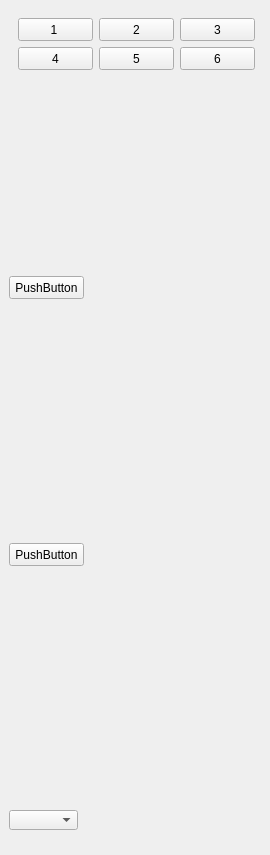
First picture: the form in Engineer/programming2.ui, repository MrNobody00000/Constructor, before the edit.
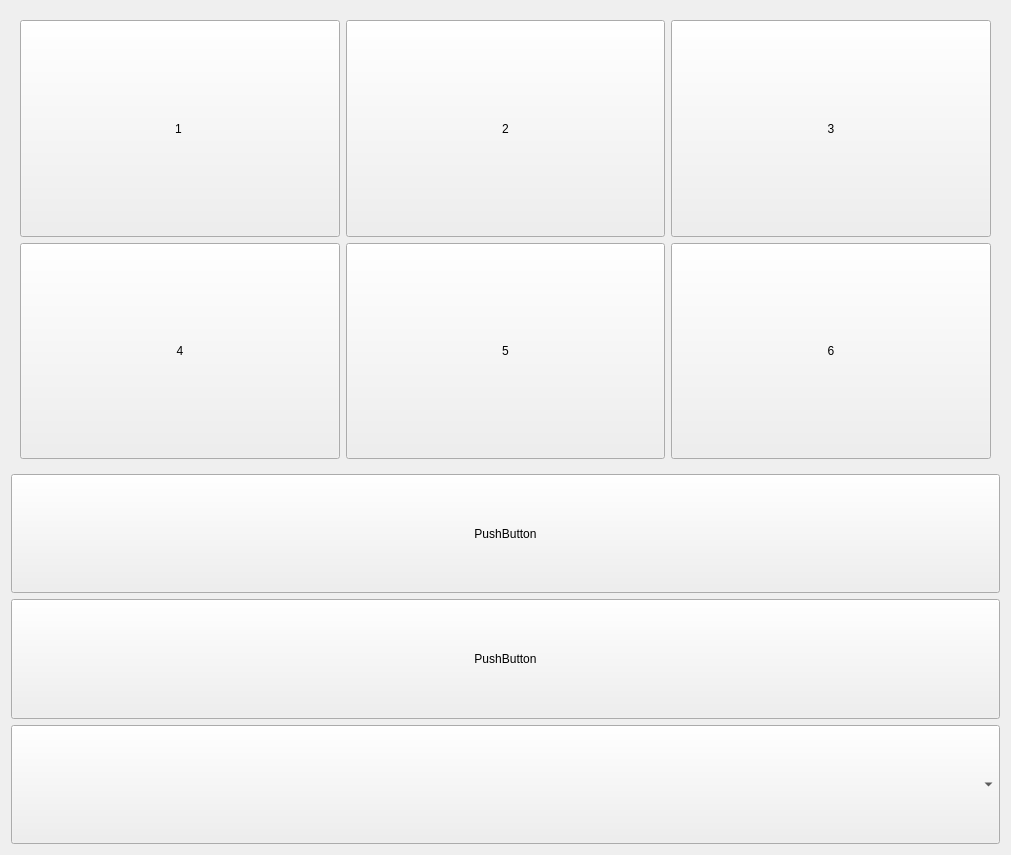
Second picture: the form after the edit.

Diff of the .ui file:
```diff
--- a/Engineer/programming2.ui
+++ b/Engineer/programming2.ui
@@ -9,12 +9,12 @@
    <rect>
     <x>0</x>
     <y>0</y>
-    <width>270</width>
+    <width>1911</width>
     <height>855</height>
    </rect>
   </property>
   <property name="sizePolicy">
-   <sizepolicy hsizetype="Minimum" vsizetype="Minimum">
+   <sizepolicy hsizetype="Maximum" vsizetype="Maximum">
     <horstretch>0</horstretch>
     <verstretch>0</verstretch>
    </sizepolicy>
@@ -27,24 +27,59 @@
   </property>
   <property name="maximumSize">
    <size>
-    <width>1920</width>
-    <height>1080</height>
+    <width>1980</width>
+    <height>855</height>
    </size>
   </property>
   <property name="windowTitle">
    <string>Form</string>
   </property>
+  <layout class="QGridLayout" name="gridLayout">
+   <property name="sizeConstraint">
+    <enum>QLayout::SetMaximumSize</enum>
+   </property>
+   <item row="5" column="0">
+    <widget class="QComboBox" name="comboBox">
+     <property name="sizePolicy">
+      <sizepolicy hsizetype="Minimum" vsizetype="Minimum">
+       <horstretch>0</horstretch>
+       <verstretch>0</verstretch>
+      </sizepolicy>
+     </property>
+     <property name="minimumSize">
+      <size>
+       <width>0</width>
+       <height>119</height>
+      </size>
+     </property>
+    </widget>
+   </item>
+   <item row="2" column="0" alignment="Qt::AlignBottom">
+    <widget class="QPushButton" name="pushButton_8">
+     <property name="sizePolicy">
+      <sizepolicy hsizetype="Minimum" vsizetype="Minimum">
+       <horstretch>0</horstretch>
+       <verstretch>0</verstretch>
+      </sizepolicy>
+     </property>
+     <property name="minimumSize">
+      <size>
+       <width>0</width>
+       <height>119</height>
+      </size>
+     </property>
+     <property name="text">
+      <string>PushButton</string>
+     </property>
+    </widget>
+   </item>
+   <item row="0" column="0">
   <widget class="QStackedWidget" name="stackedWidget">
-   <property name="geometry">
-    <rect>
-     <x>9</x>
-     <y>9</y>
-     <width>255</width>
-     <height>261</height>
-    </rect>
+     <property name="enabled">
+      <bool>true</bool>
    </property>
    <property name="sizePolicy">
-    <sizepolicy hsizetype="Minimum" vsizetype="Minimum">
+      <sizepolicy hsizetype="Expanding" vsizetype="Ignored">
      <horstretch>0</horstretch>
      <verstretch>0</verstretch>
     </sizepolicy>
@@ -57,8 +92,8 @@
    </property>
    <property name="maximumSize">
     <size>
-     <width>255</width>
-     <height>261</height>
+       <width>989</width>
+       <height>461</height>
     </size>
    </property>
    <property name="currentIndex">
@@ -71,15 +106,15 @@
       <verstretch>0</verstretch>
      </sizepolicy>
     </property>
+      <property name="maximumSize">
+       <size>
+        <width>989</width>
+        <height>461</height>
+       </size>
+      </property>
+      <layout class="QGridLayout" name="gridLayout_2">
+       <item row="0" column="0">
     <widget class="QPushButton" name="pushButton">
-     <property name="geometry">
-      <rect>
-       <x>9</x>
-       <y>9</y>
-       <width>75</width>
-       <height>23</height>
-      </rect>
-     </property>
      <property name="sizePolicy">
       <sizepolicy hsizetype="Minimum" vsizetype="Minimum">
        <horstretch>0</horstretch>
@@ -96,15 +131,9 @@
       <string>1 </string>
      </property>
     </widget>
+       </item>
+       <item row="0" column="1">
     <widget class="QPushButton" name="pushButton_2">
-     <property name="geometry">
-      <rect>
-       <x>90</x>
-       <y>9</y>
-       <width>75</width>
-       <height>23</height>
-      </rect>
-     </property>
      <property name="sizePolicy">
       <sizepolicy hsizetype="Minimum" vsizetype="Minimum">
        <horstretch>0</horstretch>
@@ -121,15 +150,9 @@
       <string>2</string>
      </property>
     </widget>
+       </item>
+       <item row="0" column="2">
     <widget class="QPushButton" name="pushButton_3">
-     <property name="geometry">
-      <rect>
-       <x>171</x>
-       <y>9</y>
-       <width>75</width>
-       <height>23</height>
-      </rect>
-     </property>
      <property name="sizePolicy">
       <sizepolicy hsizetype="Minimum" vsizetype="Minimum">
        <horstretch>0</horstretch>
@@ -146,15 +169,9 @@
       <string>3</string>
      </property>
     </widget>
+       </item>
+       <item row="1" column="0">
     <widget class="QPushButton" name="pushButton_4">
-     <property name="geometry">
-      <rect>
-       <x>9</x>
-       <y>38</y>
-       <width>75</width>
-       <height>23</height>
-      </rect>
-     </property>
      <property name="sizePolicy">
       <sizepolicy hsizetype="Minimum" vsizetype="Minimum">
        <horstretch>0</horstretch>
@@ -171,15 +188,9 @@
       <string>4</string>
      </property>
     </widget>
+       </item>
+       <item row="1" column="1">
     <widget class="QPushButton" name="pushButton_5">
-     <property name="geometry">
-      <rect>
-       <x>90</x>
-       <y>38</y>
-       <width>75</width>
-       <height>23</height>
-      </rect>
-     </property>
      <property name="sizePolicy">
       <sizepolicy hsizetype="Minimum" vsizetype="Minimum">
        <horstretch>0</horstretch>
@@ -196,15 +207,9 @@
       <string>5</string>
      </property>
     </widget>
+       </item>
+       <item row="1" column="2">
     <widget class="QPushButton" name="pushButton_6">
-     <property name="geometry">
-      <rect>
-       <x>171</x>
-       <y>38</y>
-       <width>75</width>
-       <height>23</height>
-      </rect>
-     </property>
      <property name="sizePolicy">
       <sizepolicy hsizetype="Minimum" vsizetype="Minimum">
        <horstretch>0</horstretch>
@@ -221,64 +226,35 @@
       <string>6</string>
      </property>
     </widget>
+       </item>
+      </layout>
    </widget>
    <widget class="QWidget" name="page_2"/>
    <widget class="QWidget" name="page_3"/>
-  </widget>
+     <widget class="QWidget" name="page_4"/>
+     <widget class="QWidget" name="page_5"/>
+    </widget>
+   </item>
+   <item row="3" column="0">
   <widget class="QPushButton" name="pushButton_7">
-   <property name="geometry">
-    <rect>
-     <x>9</x>
-     <y>276</y>
-     <width>75</width>
-     <height>23</height>
-    </rect>
-   </property>
    <property name="sizePolicy">
     <sizepolicy hsizetype="Minimum" vsizetype="Minimum">
      <horstretch>0</horstretch>
      <verstretch>0</verstretch>
     </sizepolicy>
    </property>
-   <property name="text">
-    <string>PushButton</string>
-   </property>
-  </widget>
-  <widget class="QPushButton" name="pushButton_8">
-   <property name="geometry">
-    <rect>
-     <x>9</x>
-     <y>543</y>
-     <width>75</width>
-     <height>23</height>
-    </rect>
-   </property>
-   <property name="sizePolicy">
-    <sizepolicy hsizetype="Minimum" vsizetype="Minimum">
-     <horstretch>0</horstretch>
-     <verstretch>0</verstretch>
-    </sizepolicy>
-   </property>
+     <property name="minimumSize">
+      <size>
+       <width>0</width>
+       <height>120</height>
+      </size>
+     </property>
    <property name="text">
     <string>PushButton</string>
    </property>
   </widget>
-  <widget class="QComboBox" name="comboBox">
-   <property name="geometry">
-    <rect>
-     <x>9</x>
-     <y>810</y>
-     <width>69</width>
-     <height>20</height>
-    </rect>
-   </property>
-   <property name="sizePolicy">
-    <sizepolicy hsizetype="Minimum" vsizetype="Minimum">
-     <horstretch>0</horstretch>
-     <verstretch>0</verstretch>
-    </sizepolicy>
-   </property>
-  </widget>
+   </item>
+  </layout>
  </widget>
  <resources/>
  <connections/>
```
Lines whose indentation alone changed are shown as unchanged.
